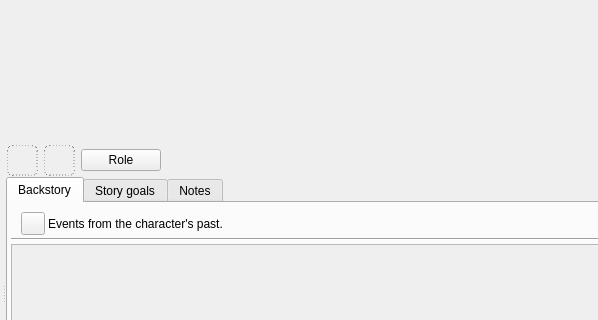
First picture: the form in ui/character_editor.ui, repository zkovari/plotlyst, before the edit; both pictures show x 0 to 598 and y 200 to 520 of the 886 by 610 pixel window.
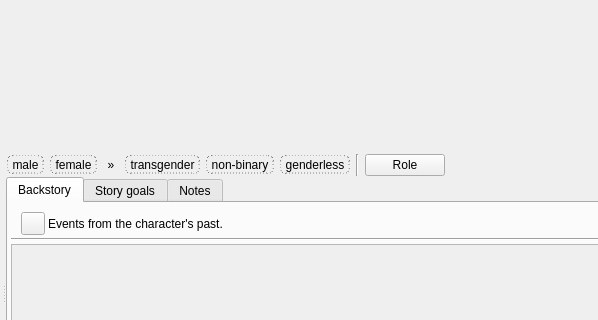
Second picture: the form after the edit. Custom widgets are drawn as their Qt base class.

Commit message: Separate genders from template

The edit to the form file:
```diff
--- a/ui/character_editor.ui
+++ b/ui/character_editor.ui
@@ -196,7 +196,7 @@
 }</string>
             </property>
             <property name="text">
-             <string/>
+             <string>male</string>
             </property>
             <property name="iconSize">
              <size>
@@ -232,7 +232,7 @@
 }</string>
             </property>
             <property name="text">
-             <string/>
+             <string>female</string>
             </property>
             <property name="iconSize">
              <size>
@@ -242,6 +242,158 @@
             </property>
             <property name="checkable">
              <bool>true</bool>
+            </property>
+            <attribute name="buttonGroup">
+             <string notr="true">btnGroupGender</string>
+            </attribute>
+           </widget>
+          </item>
+          <item>
+           <widget class="QToolButton" name="btnMoreGender">
+            <property name="cursor">
+             <cursorShape>PointingHandCursor</cursorShape>
+            </property>
+            <property name="toolTip">
+             <string>Display more genders</string>
+            </property>
+            <property name="styleSheet">
+             <string notr="true">QToolButton {
+	border: 0px;
+}
+
+QToolButton:pressed {
+	color: white;
+}</string>
+            </property>
+            <property name="text">
+             <string>»</string>
+            </property>
+            <property name="checkable">
+             <bool>true</bool>
+            </property>
+           </widget>
+          </item>
+          <item>
+           <widget class="QToolButton" name="btnTransgender">
+            <property name="cursor">
+             <cursorShape>PointingHandCursor</cursorShape>
+            </property>
+            <property name="focusPolicy">
+             <enum>Qt::ClickFocus</enum>
+            </property>
+            <property name="toolTip">
+             <string>Transgender</string>
+            </property>
+            <property name="styleSheet">
+             <string notr="true">QToolButton {
+	border: 1px dashed grey;
+	border-radius: 6px;
+}
+
+QToolButton:pressed {
+	border: 1px solid grey;
+}
+
+QToolButton:checked {
+	border: 2px solid #f4a261;	
+}</string>
+            </property>
+            <property name="text">
+             <string>transgender</string>
+            </property>
+            <property name="iconSize">
+             <size>
+              <width>26</width>
+              <height>26</height>
+             </size>
+            </property>
+            <property name="checkable">
+             <bool>true</bool>
+            </property>
+           </widget>
+          </item>
+          <item>
+           <widget class="QToolButton" name="btnNonBinary">
+            <property name="cursor">
+             <cursorShape>PointingHandCursor</cursorShape>
+            </property>
+            <property name="focusPolicy">
+             <enum>Qt::ClickFocus</enum>
+            </property>
+            <property name="toolTip">
+             <string>Non-binary</string>
+            </property>
+            <property name="styleSheet">
+             <string notr="true">QToolButton {
+	border: 1px dashed grey;
+	border-radius: 6px;
+}
+
+QToolButton:pressed {
+	border: 1px solid grey;
+}
+
+QToolButton:checked {
+		border: 2px solid #7209b7;	
+}</string>
+            </property>
+            <property name="text">
+             <string>non-binary</string>
+            </property>
+            <property name="iconSize">
+             <size>
+              <width>26</width>
+              <height>26</height>
+             </size>
+            </property>
+            <property name="checkable">
+             <bool>true</bool>
+            </property>
+           </widget>
+          </item>
+          <item>
+           <widget class="QToolButton" name="btnGenderless">
+            <property name="cursor">
+             <cursorShape>PointingHandCursor</cursorShape>
+            </property>
+            <property name="focusPolicy">
+             <enum>Qt::ClickFocus</enum>
+            </property>
+            <property name="toolTip">
+             <string>Genderless</string>
+            </property>
+            <property name="styleSheet">
+             <string notr="true">QToolButton {
+	border: 1px dashed grey;
+	border-radius: 6px;
+}
+
+QToolButton:pressed {
+	border: 1px solid grey;
+}
+
+QToolButton:checked {
+		border: 2px solid #6c757d;	
+}</string>
+            </property>
+            <property name="text">
+             <string>genderless</string>
+            </property>
+            <property name="iconSize">
+             <size>
+              <width>26</width>
+              <height>26</height>
+             </size>
+            </property>
+            <property name="checkable">
+             <bool>true</bool>
+            </property>
+           </widget>
+          </item>
+          <item>
+           <widget class="Line" name="line_2">
+            <property name="orientation">
+             <enum>Qt::Vertical</enum>
             </property>
            </widget>
           </item>
```
Left out of the diff: 16 changed lines with no effect on the pictures. The commit also changes 6 other files.
